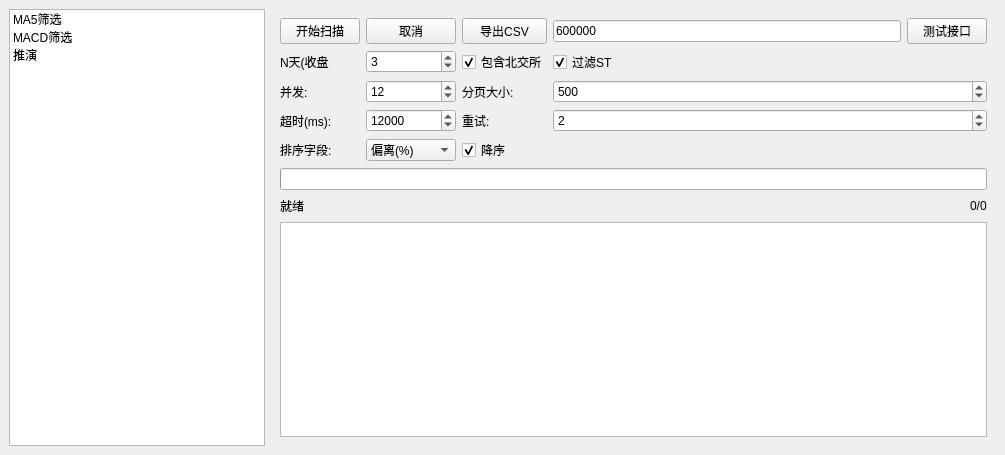
This is mainwindow.ui in asd977/Pickwise as Qt 5 draws it before an edit. The edited form follows.
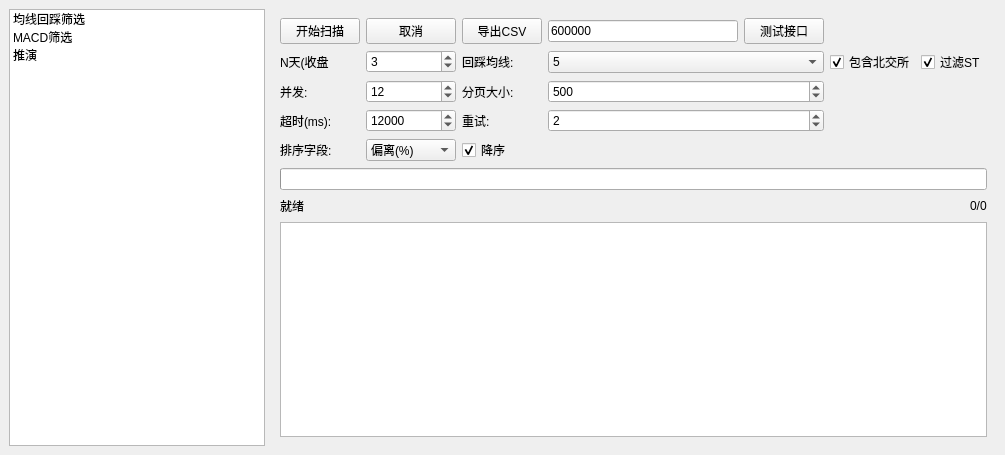
This is the edited form.

```diff
--- a/mainwindow.ui
+++ b/mainwindow.ui
@@ -31,7 +31,7 @@
       </property>
       <item>
        <property name="text">
-        <string>MA5筛选</string>
+        <string>均线回踩筛选</string>
        </property>
       </item>
       <item>
@@ -94,6 +94,32 @@
            </widget>
           </item>
           <item row="1" column="2">
+           <widget class="QLabel" name="labelMaPeriod">
+            <property name="text">
+             <string>回踩均线:</string>
+            </property>
+           </widget>
+          </item>
+          <item row="1" column="3">
+           <widget class="QComboBox" name="comboMaPeriod">
+            <item>
+             <property name="text">
+              <string>5</string>
+             </property>
+            </item>
+            <item>
+             <property name="text">
+              <string>10</string>
+             </property>
+            </item>
+            <item>
+             <property name="text">
+              <string>60</string>
+             </property>
+            </item>
+           </widget>
+          </item>
+          <item row="1" column="4">
            <widget class="QCheckBox" name="cbIncludeBJ">
             <property name="text">
              <string>包含北交所</string>
@@ -103,7 +129,7 @@
             </property>
            </widget>
           </item>
-          <item row="1" column="3">
+          <item row="1" column="5">
            <widget class="QCheckBox" name="cbExcludeST">
             <property name="text">
              <string>过滤ST</string>
```
Left out of the diff: 4 changed lines with no effect on the pictures.
